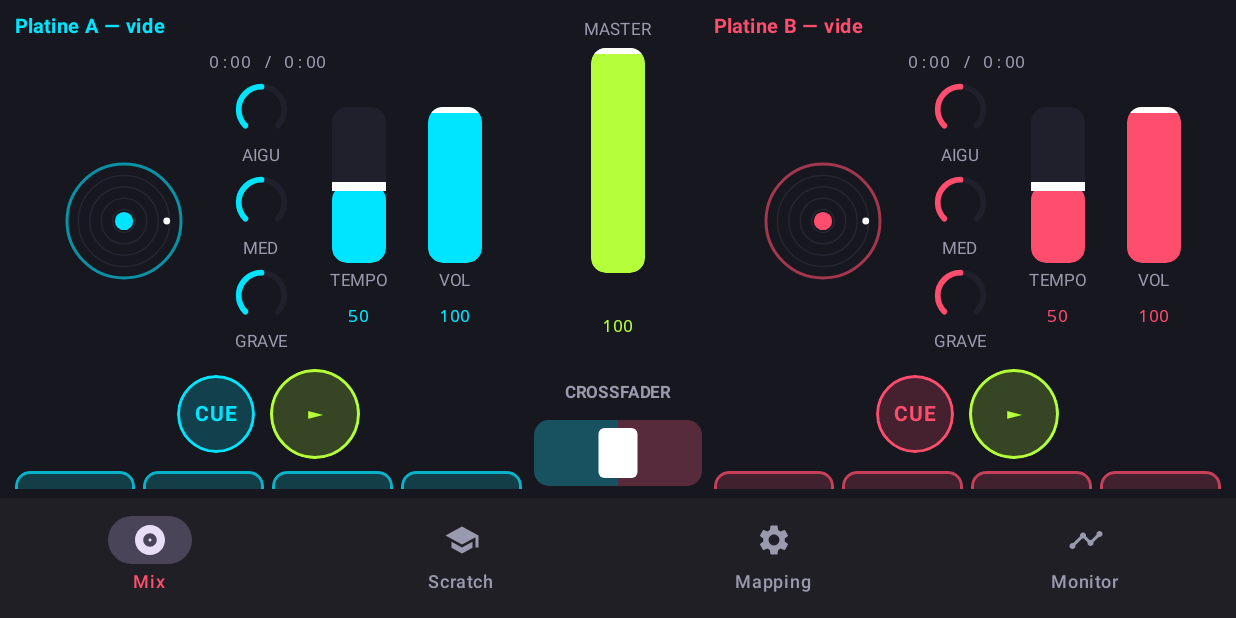
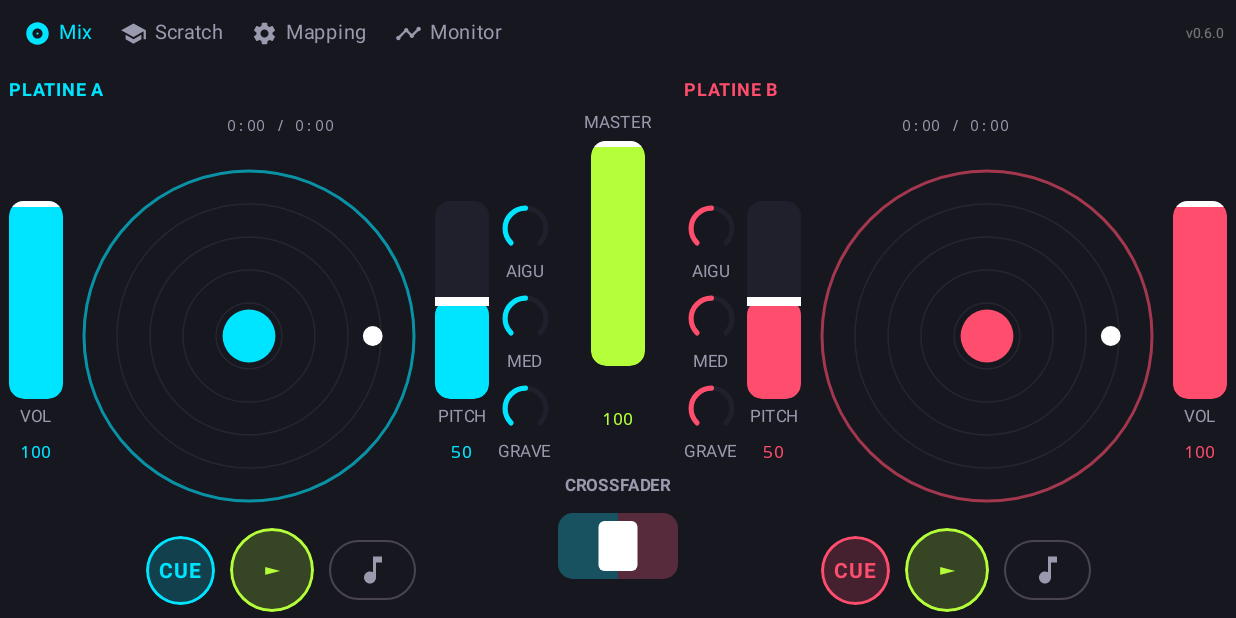
Before and after one commit to ThibaultBrun/dj-kids-android, an Android app built with Jetpack Compose: the screen it shows after launch (MainActivity), on a phone screen of 824 x 412 dp (held sideways). Run offline under Robolectric (Android 15) with nearby library versions, the phone set to English and light mode, and no system bars.

Commit message:
UI DJ moderne: Mix fit-paysage (jogs par hauteur, faders cote, EQ, transport bas) + nav fine en haut (v0.6.0)

```diff
--- a/app/build.gradle.kts
+++ b/app/build.gradle.kts
@@ -15,7 +15,7 @@ android {
         targetSdk = 35
         // Surchargés par Codemagic (BUILD_NUMBER) pour les builds signés.
         versionCode = (System.getenv("DJKIDS_VERSION_CODE") ?: "1").toInt()
-        versionName = System.getenv("DJKIDS_VERSION_NAME") ?: "0.5.0"
+        versionName = System.getenv("DJKIDS_VERSION_NAME") ?: "0.6.0"
     }
 
     signingConfigs {
--- a/app/src/main/java/fr/tbrun/djkids/MainActivity.kt
+++ b/app/src/main/java/fr/tbrun/djkids/MainActivity.kt
@@ -5,8 +5,17 @@ import android.view.WindowManager
 import androidx.activity.ComponentActivity
 import androidx.activity.compose.setContent
 import androidx.activity.enableEdgeToEdge
+import androidx.compose.foundation.clickable
+import androidx.compose.foundation.layout.Arrangement
+import androidx.compose.foundation.layout.Row
+import androidx.compose.foundation.layout.Spacer
 import androidx.compose.foundation.layout.fillMaxSize
+import androidx.compose.foundation.layout.fillMaxWidth
+import androidx.compose.foundation.layout.height
 import androidx.compose.foundation.layout.padding
+import androidx.compose.foundation.layout.size
+import androidx.compose.foundation.layout.statusBarsPadding
+import androidx.compose.foundation.layout.width
 import androidx.compose.material.icons.Icons
 import androidx.compose.material.icons.filled.Album
 import androidx.compose.material.icons.filled.School
@@ -24,11 +33,16 @@ import androidx.compose.runtime.getValue
 import androidx.compose.runtime.mutableStateOf
 import androidx.compose.runtime.saveable.rememberSaveable
 import androidx.compose.runtime.setValue
+import androidx.compose.ui.Alignment
 import androidx.compose.ui.Modifier
+import androidx.compose.ui.graphics.Color
 import androidx.compose.ui.unit.dp
 import androidx.compose.ui.unit.sp
 import androidx.lifecycle.viewmodel.compose.viewModel
 import fr.tbrun.djkids.ui.DjViewModel
+import fr.tbrun.djkids.ui.theme.Cyan
+import fr.tbrun.djkids.ui.theme.Surface1
+import fr.tbrun.djkids.ui.theme.TextLo
 import fr.tbrun.djkids.ui.screens.DjScreen
 import fr.tbrun.djkids.ui.screens.MappingScreen
 import fr.tbrun.djkids.ui.screens.MonitorScreen
@@ -51,7 +65,7 @@ class MainActivity : ComponentActivity() {
     }
 }
 
-const val APP_VERSION = "0.5.0"
+const val APP_VERSION = "0.6.0"
 
 private enum class Tab(val label: String) { DJ("Mix"), LEARN("Scratch"), MAPPING("Mapping"), MONITOR("Monitor") }
 
@@ -64,44 +78,57 @@ private fun AppRoot() {
     LaunchedEffect(Unit) { vm.connect() }
 
     Scaffold(
-        bottomBar = {
-            NavigationBar {
-                Tab.entries.forEachIndexed { i, t ->
-                    NavigationBarItem(
-                        selected = tab == i,
-                        onClick = { tab = i },
-                        icon = {
-                            Icon(
-                                when (t) {
-                                    Tab.DJ -> Icons.Filled.Album
-                                    Tab.LEARN -> Icons.Filled.School
-                                    Tab.MAPPING -> Icons.Filled.Settings
-                                    Tab.MONITOR -> Icons.Filled.Timeline
-                                },
-                                contentDescription = t.label,
-                            )
-                        },
-                        label = { Text(t.label) },
-                    )
-                }
-            }
-        }
+        topBar = { SlimTabs(selected = tab, onSelect = { tab = it }) }
     ) { inner ->
-        androidx.compose.foundation.layout.Box(modifier = Modifier.fillMaxSize().padding(inner)) {
-          androidx.compose.material3.Text(
-              "v$APP_VERSION",
-              color = androidx.compose.ui.graphics.Color(0x66FFFFFF),
-              fontSize = 9.sp,
-              modifier = Modifier.align(androidx.compose.ui.Alignment.TopEnd).padding(4.dp),
-          )
-          Surface(modifier = Modifier.fillMaxSize()) {
+        Surface(modifier = Modifier.fillMaxSize().padding(inner)) {
             when (Tab.entries[tab]) {
                 Tab.DJ -> DjScreen(vm)
                 Tab.LEARN -> TrainerScreen(vm)
                 Tab.MAPPING -> MappingScreen(vm)
                 Tab.MONITOR -> MonitorScreen(vm)
             }
-          }
         }
     }
 }
+
+/** Barre de navigation fine en haut (remplace la grosse NavigationBar du bas). */
+@Composable
+private fun SlimTabs(selected: Int, onSelect: (Int) -> Unit) {
+    Surface(color = Surface1) {
+        Row(
+            modifier = Modifier.fillMaxWidth()
+                .statusBarsPadding()
+                .height(44.dp)
+                .padding(horizontal = 8.dp),
+            horizontalArrangement = Arrangement.spacedBy(2.dp),
+            verticalAlignment = Alignment.CenterVertically,
+        ) {
+            Tab.entries.forEachIndexed { i, t ->
+                val sel = selected == i
+                val tint = if (sel) Cyan else TextLo
+                Row(
+                    modifier = Modifier
+                        .clickable { onSelect(i) }
+                        .padding(horizontal = 8.dp, vertical = 6.dp),
+                    verticalAlignment = Alignment.CenterVertically,
+                ) {
+                    Icon(
+                        when (t) {
+                            Tab.DJ -> Icons.Filled.Album
+                            Tab.LEARN -> Icons.Filled.School
+                            Tab.MAPPING -> Icons.Filled.Settings
+                            Tab.MONITOR -> Icons.Filled.Timeline
+                        },
+                        contentDescription = t.label,
+                        tint = tint,
+                        modifier = Modifier.size(18.dp),
+                    )
+                    Spacer(Modifier.width(5.dp))
+                    Text(t.label, color = tint, fontSize = 13.sp)
+                }
+            }
+            Spacer(Modifier.weight(1f))
+            Text("v$APP_VERSION", color = Color(0x66FFFFFF), fontSize = 9.sp)
+        }
+    }
+}
--- a/app/src/main/java/fr/tbrun/djkids/ui/screens/DjScreen.kt
+++ b/app/src/main/java/fr/tbrun/djkids/ui/screens/DjScreen.kt
@@ -3,6 +3,8 @@ package fr.tbrun.djkids.ui.screens
 import androidx.activity.compose.rememberLauncherForActivityResult
 import androidx.activity.result.contract.ActivityResultContracts
 import androidx.compose.foundation.layout.Arrangement
+import androidx.compose.foundation.layout.Box
+import androidx.compose.foundation.layout.aspectRatio
 import androidx.compose.foundation.layout.Column
 import androidx.compose.foundation.layout.Row
 import androidx.compose.foundation.layout.Spacer
@@ -17,6 +19,7 @@ import androidx.compose.foundation.rememberScrollState
 import androidx.compose.foundation.verticalScroll
 import androidx.compose.material3.Button
 import androidx.compose.material3.Icon
+import androidx.compose.material3.OutlinedButton
 import androidx.compose.material3.MaterialTheme
 import androidx.compose.material3.Text
 import androidx.compose.material.icons.Icons
@@ -79,15 +82,17 @@ fun DjScreen(vm: DjViewModel) {
         vm.engine.loadRequests.collect { openPicker(it) }
     }
 
-    Row(modifier = Modifier.fillMaxSize().padding(6.dp)) {
-        DeckColumn(vm.engine.deckA, DeckAColor, { openPicker(DeckId.A) }, Modifier.weight(1f))
-        MixerColumn(vm, Modifier.width(120.dp))
-        DeckColumn(vm.engine.deckB, DeckBColor, { openPicker(DeckId.B) }, Modifier.weight(1f))
+    Row(modifier = Modifier.fillMaxSize().padding(horizontal = 6.dp, vertical = 4.dp)) {
+        DeckPanel(vm.engine.deckA, DeckId.A, DeckAColor, { openPicker(DeckId.A) }, Modifier.weight(1f))
+        MixerColumn(vm, Modifier.width(88.dp))
+        DeckPanel(vm.engine.deckB, DeckId.B, DeckBColor, { openPicker(DeckId.B) }, Modifier.weight(1f))
     }
 }
 
+/** Une platine façon appli DJ moderne : jog central dimensionné par la hauteur, faders sur le côté
+ *  extérieur, EQ près du centre, transport (cue/play) en bas. Tient sans scroll en paysage. */
 @Composable
-private fun DeckColumn(deck: Deck, color: Color, onLoad: () -> Unit, modifier: Modifier = Modifier) {
+private fun DeckPanel(deck: Deck, deckId: DeckId, color: Color, onLoad: () -> Unit, modifier: Modifier = Modifier) {
     val playing by deck.playing.collectAsStateWithLifecycle()
     val title by deck.title.collectAsStateWithLifecycle()
     val pos by deck.positionMs.collectAsStateWithLifecycle()
@@ -97,71 +102,51 @@ private fun DeckColumn(deck: Deck, color: Color, onLoad: () -> Unit, modifier: M
     val mid by deck.eqMid.collectAsStateWithLifecycle()
     val high by deck.eqHigh.collectAsStateWithLifecycle()
     val vol by deck.channelVolume.collectAsStateWithLifecycle()
-    val cues by deck.hotCues.collectAsStateWithLifecycle()
     val progress = if (dur > 0) pos.toFloat() / dur else 0f
+    val isA = deckId == DeckId.A
 
-    Column(
-        modifier = modifier.fillMaxHeight().verticalScroll(rememberScrollState()).padding(horizontal = 4.dp),
-        horizontalAlignment = Alignment.CenterHorizontally,
-    ) {
+    Column(modifier = modifier.fillMaxHeight(), horizontalAlignment = Alignment.CenterHorizontally) {
+        // Bandeau titre + temps (une ligne, tronqué).
         Text(
-            text = title ?: "Platine ${deck.id} — vide",
-            color = color,
-            fontWeight = FontWeight.Bold,
-            maxLines = 1,
-            overflow = TextOverflow.Ellipsis,
-            fontSize = 13.sp,
-            modifier = Modifier.fillMaxWidth(),
+            text = title ?: "PLATINE $deckId",
+            color = color, fontWeight = FontWeight.Bold, maxLines = 1,
+            overflow = TextOverflow.Ellipsis, fontSize = 12.sp, modifier = Modifier.fillMaxWidth(),
         )
-        Text("${fmt(pos)} / ${fmt(dur)}", color = TextLo, fontSize = 11.sp, fontFamily = FontFamily.Monospace)
+        Text("${fmt(pos)} / ${fmt(dur)}", color = TextLo, fontSize = 10.sp, fontFamily = FontFamily.Monospace)
+        Spacer(Modifier.height(4.dp))
 
-        // Plateau + EQ + faders sur une seule rangée (compact, tient en paysage).
+        // Zone centrale : jog + faders + EQ, prend toute la hauteur restante.
         Row(
-            modifier = Modifier.fillMaxWidth(),
-            horizontalArrangement = Arrangement.SpaceEvenly,
+            modifier = Modifier.fillMaxWidth().weight(1f),
             verticalAlignment = Alignment.CenterVertically,
+            horizontalArrangement = Arrangement.spacedBy(6.dp),
         ) {
-            Platter(playing, progress, color, modifier = Modifier.size(92.dp))
-            Column(horizontalAlignment = Alignment.CenterHorizontally) {
-                Knob(high, deck::setEqHigh, color, "AIGU", size = 38)
-                Knob(mid, deck::setEqMid, color, "MED", size = 38)
-                Knob(low, deck::setEqLow, color, "GRAVE", size = 38)
+            val eq: @Composable () -> Unit = {
+                Column(horizontalAlignment = Alignment.CenterHorizontally, verticalArrangement = Arrangement.spacedBy(2.dp)) {
+                    Knob(high, deck::setEqHigh, color, "AIGU", size = 34)
+                    Knob(mid, deck::setEqMid, color, "MED", size = 34)
+                    Knob(low, deck::setEqLow, color, "GRAVE", size = 34)
+                }
             }
-            VerticalFader(tempo, deck::setTempo, color, "TEMPO", heightDp = 104)
-            VerticalFader(vol, deck::setChannelVolume, color, "VOL", heightDp = 104)
+            val volF: @Composable () -> Unit = { VerticalFader(vol, deck::setChannelVolume, color, "VOL", heightDp = 132) }
+            val tempoF: @Composable () -> Unit = { VerticalFader(tempo, deck::setTempo, color, "PITCH", heightDp = 132) }
+            val platter: @Composable () -> Unit = {
+                Box(Modifier.weight(1f), contentAlignment = Alignment.Center) {
+                    Platter(playing, progress, color, modifier = Modifier.fillMaxHeight().aspectRatio(1f))
+                }
+            }
+            if (isA) { volF(); platter(); tempoF(); eq() } else { eq(); tempoF(); platter(); volF() }
         }
 
-        Spacer(Modifier.height(6.dp))
+        Spacer(Modifier.height(4.dp))
+        // Transport en bas.
         Row(horizontalArrangement = Arrangement.spacedBy(10.dp), verticalAlignment = Alignment.CenterVertically) {
-            RoundButton("CUE", color, false, onDown = { deck.cuePressed() }, onUp = { deck.cueReleased() }, sizeDp = 52)
-            RoundButton(if (playing) "❚❚" else "►", Lime, playing, onDown = { deck.togglePlay() }, sizeDp = 60)
+            RoundButton("CUE", color, false, onDown = { deck.cuePressed() }, onUp = { deck.cueReleased() }, sizeDp = 46)
+            RoundButton(if (playing) "❚❚" else "►", Lime, playing, onDown = { deck.togglePlay() }, sizeDp = 56)
+            OutlinedButton(onClick = onLoad, contentPadding = androidx.compose.foundation.layout.PaddingValues(horizontal = 10.dp)) {
+                Icon(Icons.Filled.MusicNote, contentDescription = "Charger")
+            }
         }
-
-        Spacer(Modifier.height(8.dp))
-        // 8 pads (hot cues), 2 rangées de 4.
-        for (row in 0 until 2) {
-            Row(modifier = Modifier.fillMaxWidth(), horizontalArrangement = Arrangement.spacedBy(5.dp)) {
-                for (col in 0 until 4) {
-                    val i = row * 4 + col
-                    Pad(
-                        index = i,
-                        active = cues[i] >= 0,
-                        color = color,
-                        onDown = { deck.padPressed(i) },
-                        onUp = { },
-                        modifier = Modifier.weight(1f),
-                    )
-                }
-            }
-            Spacer(Modifier.height(5.dp))
-        }
-
-        Button(onClick = onLoad, modifier = Modifier.fillMaxWidth()) {
-            Icon(Icons.Filled.MusicNote, contentDescription = null)
-            Spacer(Modifier.width(6.dp))
-            Text("Charger")
-        }
-        Spacer(Modifier.height(8.dp))
     }
 }
 
```
